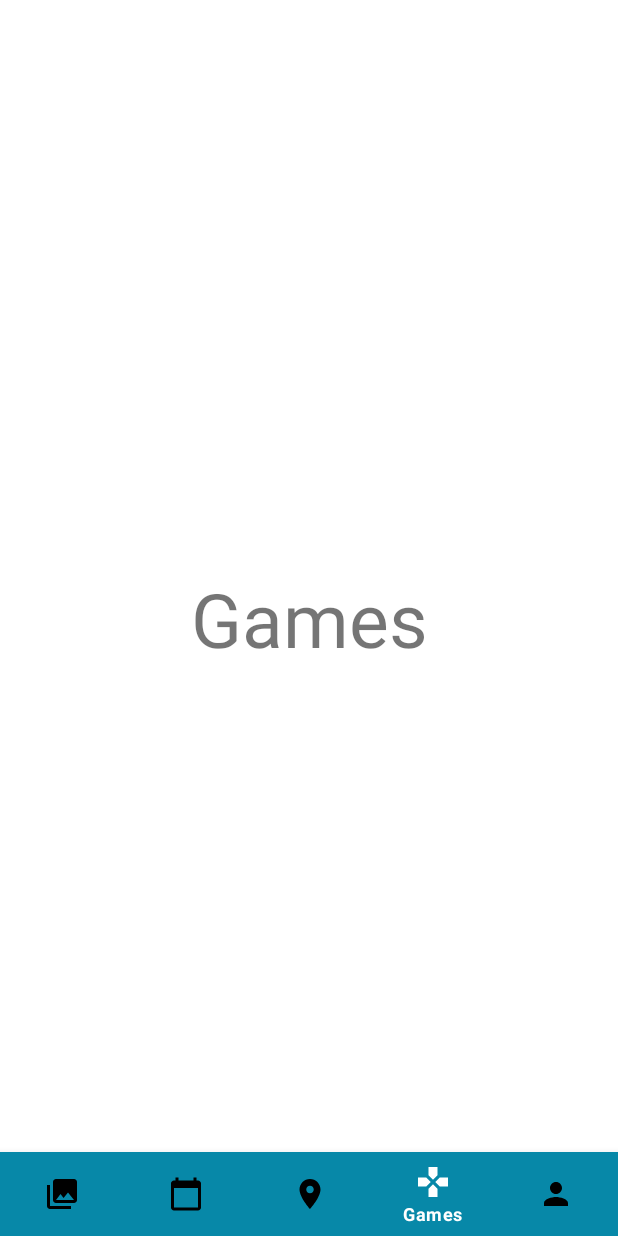
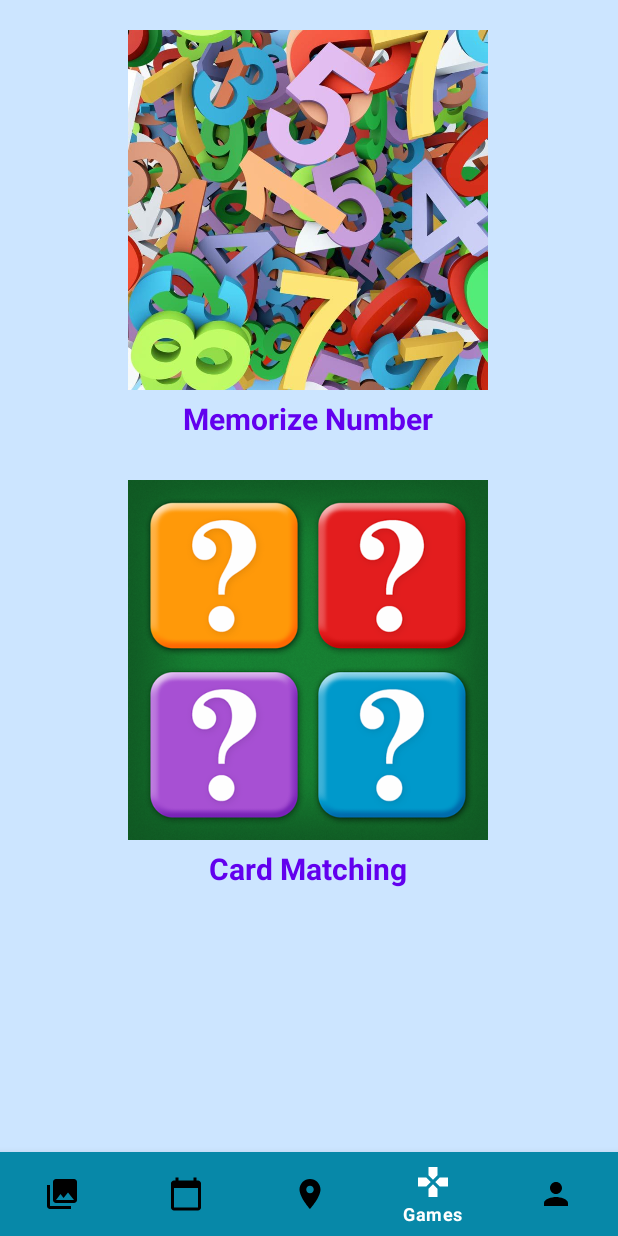
Before and after one commit to sunnayterzi/reHeimer, an Android app: the GamesActivity screen opened directly, with no data from a screen before it, on a phone screen of 412 x 824 dp. Run offline under Robolectric (Android 15) with nearby library versions, the phone set to English and light mode, and no system bars.

Commit message:
number memorise game added

```diff
--- a/app/src/main/java/com/example/reheimer2/GamesActivity.java
+++ b/app/src/main/java/com/example/reheimer2/GamesActivity.java
@@ -6,16 +6,33 @@ import androidx.appcompat.app.AppCompatActivity;
 import android.content.Intent;
 import android.os.Bundle;
 import android.view.MenuItem;
+import android.view.View;
+import android.widget.ImageView;
+import android.widget.TextView;
 
 import com.google.android.material.bottomnavigation.BottomNavigationView;
 
-public class GamesActivity extends AppCompatActivity {
+public class GamesActivity extends AppCompatActivity implements View.OnClickListener {
     BottomNavigationView bottomNavigationView;
+    private TextView memorizeNumberText, cardMatchingText;
+    private ImageView memorizeNumberImage, cardMatchingImage;
 
     @Override
     protected void onCreate(Bundle savedInstanceState) {
         super.onCreate(savedInstanceState);
         setContentView(R.layout.activity_games);
+
+        memorizeNumberImage = (ImageView)findViewById(R.id.imageView_memorizeNumbers);
+        memorizeNumberImage.setOnClickListener(this);
+
+        cardMatchingImage = (ImageView)findViewById(R.id.imageView_cardMatching);
+        cardMatchingImage.setOnClickListener(this);
+
+        memorizeNumberText = (TextView) findViewById(R.id.textView_memorizeNumbers);
+        memorizeNumberText.setOnClickListener(this);
+
+        cardMatchingText = (TextView) findViewById(R.id.textView_cardMatching);
+        cardMatchingText.setOnClickListener(this);
 
         bottomNavigationView=findViewById(R.id.bottom_navigator);
         bottomNavigationView.setSelectedItemId(R.id.nav_game);
@@ -52,4 +69,21 @@ public class GamesActivity extends AppCompatActivity {
             }
         });
     }
+
+    @Override
+    public void onClick(View view) {
+        switch (view.getId()){
+            case R.id.imageView_memorizeNumbers:
+            case R.id.textView_memorizeNumbers:
+                startActivity(new Intent(this,MemorizeNumbers.class));
+                break;
+            case R.id.imageView_cardMatching:
+            case R.id.textView_cardMatching:
+                startActivity(new Intent(this,CardMatchingActivity.class));
+                break;
+        }
+
+    }
+
+
 }
--- a/app/src/main/res/layout/activity_games.xml
+++ b/app/src/main/res/layout/activity_games.xml
@@ -4,19 +4,8 @@
     xmlns:tools="http://schemas.android.com/tools"
     android:layout_width="match_parent"
     android:layout_height="match_parent"
+    android:background="@color/album"
     tools:context=".GamesActivity">
-
-    <TextView
-        android:id="@+id/eventReminderTitle"
-        android:layout_width="wrap_content"
-        android:layout_height="wrap_content"
-        android:text="Games"
-        android:textSize="50sp"
-        app:layout_constraintBottom_toBottomOf="parent"
-        app:layout_constraintLeft_toLeftOf="parent"
-        app:layout_constraintRight_toRightOf="parent"
-        app:layout_constraintTop_toTopOf="parent" />
-
 
 
     <com.google.android.material.bottomnavigation.BottomNavigationView
@@ -24,11 +13,58 @@
         android:layout_width="match_parent"
         android:layout_height="wrap_content"
         app:itemBackground="@color/teal_700"
+        app:itemIconTint="@drawable/selector"
         app:itemTextColor="@drawable/selector"
-        app:itemIconTint="@drawable/selector"
         app:layout_constraintBottom_toBottomOf="parent"
         app:layout_constraintEnd_toEndOf="parent"
         app:layout_constraintStart_toStartOf="parent"
         app:menu="@menu/menu" />
 
+    <ImageView
+        android:id="@+id/imageView_memorizeNumbers"
+        android:layout_width="240dp"
+        android:layout_height="240dp"
+        android:layout_marginTop="20dp"
+        app:layout_constraintEnd_toEndOf="parent"
+        app:layout_constraintHorizontal_bias="0.497"
+        app:layout_constraintStart_toStartOf="parent"
+        app:layout_constraintTop_toTopOf="parent"
+        app:srcCompat="@drawable/nums" />
+
+    <ImageView
+        android:id="@+id/imageView_cardMatching"
+        android:layout_width="240dp"
+        android:layout_height="240dp"
+        android:layout_marginTop="60dp"
+        app:layout_constraintEnd_toEndOf="@+id/imageView_memorizeNumbers"
+        app:layout_constraintStart_toStartOf="@+id/imageView_memorizeNumbers"
+        app:layout_constraintTop_toBottomOf="@+id/imageView_memorizeNumbers"
+        app:srcCompat="@drawable/find" />
+
+    <TextView
+        android:id="@+id/textView_memorizeNumbers"
+        android:layout_width="wrap_content"
+        android:layout_height="wrap_content"
+        android:layout_marginTop="5dp"
+        android:text="Memorize Number"
+        android:textColor="@color/purple_500"
+        android:textSize="20sp"
+        android:textStyle="bold"
+        app:layout_constraintEnd_toEndOf="@+id/imageView_memorizeNumbers"
+        app:layout_constraintStart_toStartOf="@+id/imageView_memorizeNumbers"
+        app:layout_constraintTop_toBottomOf="@+id/imageView_memorizeNumbers" />
+
+    <TextView
+        android:id="@+id/textView_cardMatching"
+        android:layout_width="wrap_content"
+        android:layout_height="wrap_content"
+        android:layout_marginTop="5dp"
+        android:text="Card Matching"
+        android:textColor="@color/purple_500"
+        android:textSize="20sp"
+        android:textStyle="bold"
+        app:layout_constraintEnd_toEndOf="@+id/imageView_cardMatching"
+        app:layout_constraintStart_toStartOf="@+id/imageView_cardMatching"
+        app:layout_constraintTop_toBottomOf="@+id/imageView_cardMatching" />
+
 </androidx.constraintlayout.widget.ConstraintLayout>
```
Also changed, not shown: app/src/main/AndroidManifest.xml (+10 -4 lines), app/src/main/java/com/example/reheimer2/CardMatchingActivity.java (added, +14 -0 lines), app/src/main/java/com/example/reheimer2/MemorizeNumbers.java (added, +165 -0 lines), app/src/main/res/layout/activity_card_matching.xml (added, +9 -0 lines), app/src/main/res/layout/activity_memorize_numbers.xml (added, +65 -0 lines), app/src/main/res/layout/activity_photos.xml (+0 -10 lines), app/src/main/res/layout/memorise_number_dialog.xml (added, +72 -0 lines), app/src/main/res/drawable/find.png (added), app/src/main/res/drawable/nums.jpg (added), app/src/main/res/drawable/pairs.png (added).
